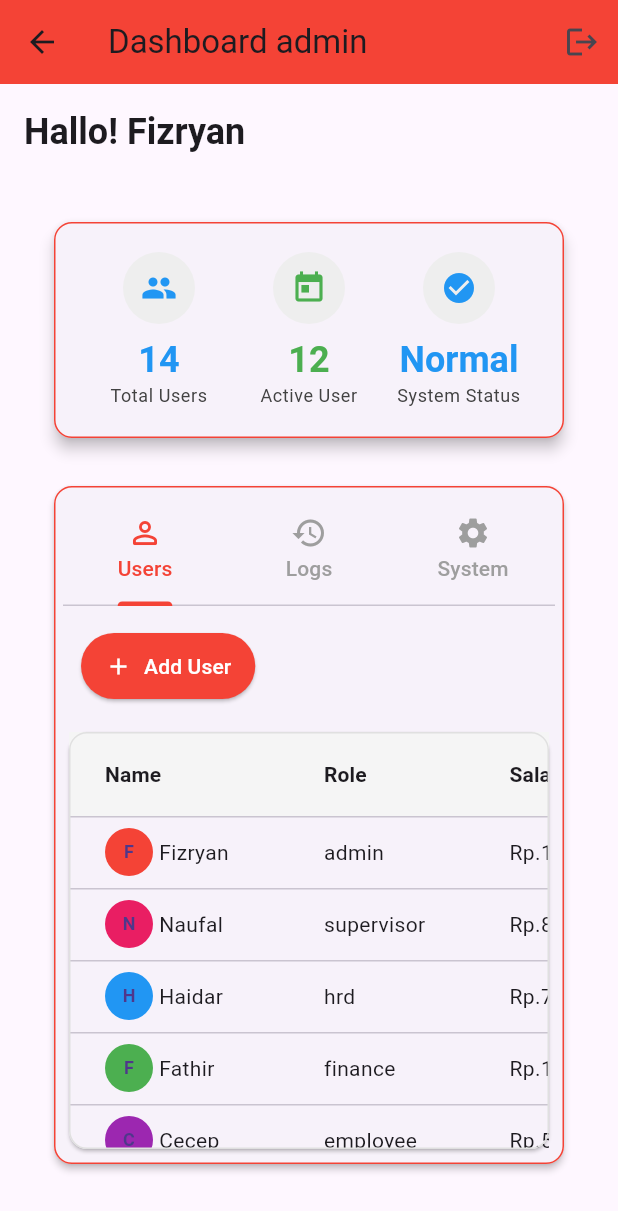
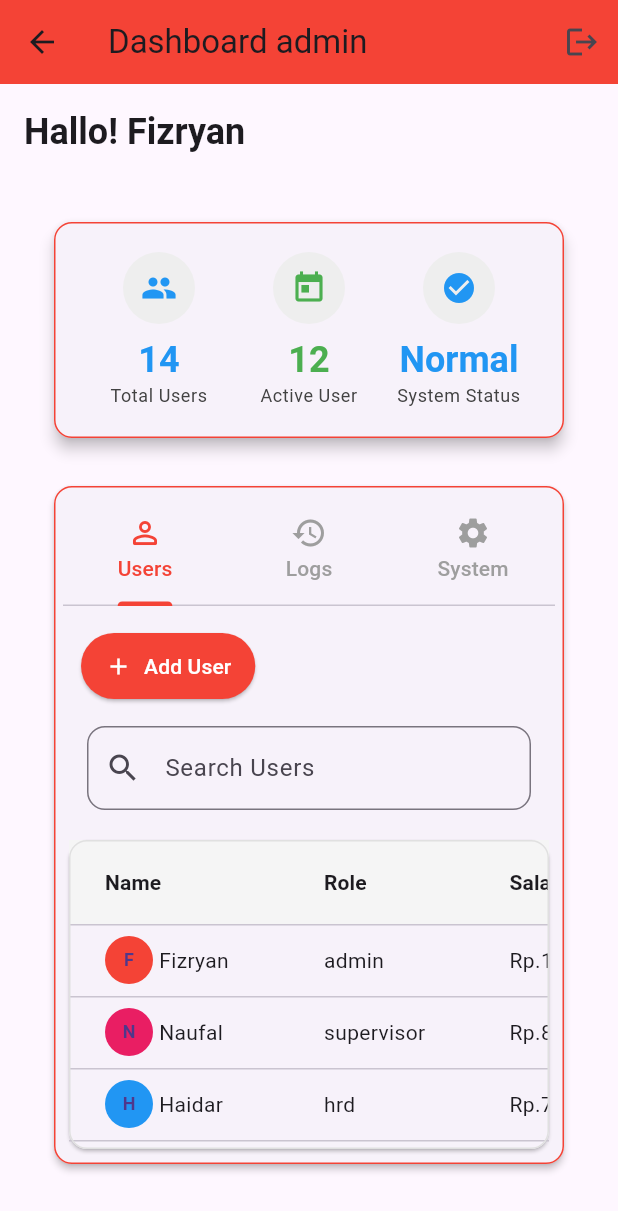
Before and after one commit to Fizryan/HRD_Mobile, a Flutter app: the HomeView screen opened directly with sample values from the repository, on a phone screen of 412 x 824 dp. Shown: the top 1211 px of the screen. Run offline on Flutter 3.47's test engine with Material 3 defaults, Android fonts, the phone set to English and light mode, and no system bars; our stand-ins replace fl_chart, shared_preferences; accounts and stored records are empty.

Commit message:
Update UI components for improved user experience; change login background color, enhance error message visibility, add user search functionality in admin panel, implement salary filter in finance panel, and adjust HRD panel for better role management.

```diff
--- a/lib/views/login_v.dart
+++ b/lib/views/login_v.dart
@@ -36,7 +36,7 @@ class _LoginViewState extends State<LoginView> {
   Widget build(BuildContext context) {
     final loginControl = context.watch<LoginControl>();
     return Scaffold(
-      backgroundColor: Colors.deepPurple.shade900,
+      backgroundColor: Colors.blue.shade900,
       appBar: AppBar(backgroundColor: Colors.transparent, elevation: 0),
       body: SafeArea(
         child: SingleChildScrollView(
@@ -117,6 +117,7 @@ class _LoginViewState extends State<LoginView> {
           borderRadius: BorderRadius.circular(16),
           borderSide: const BorderSide(color: Colors.red, width: 2),
         ),
+        errorStyle: const TextStyle(color: Colors.white),
       ),
       validator: (value) {
         if (value == null || value.isEmpty) {
@@ -152,6 +153,7 @@ class _LoginViewState extends State<LoginView> {
           borderRadius: BorderRadius.circular(16),
           borderSide: const BorderSide(color: Colors.red, width: 2),
         ),
+        errorStyle: const TextStyle(color: Colors.white),
       ),
       validator: (value) {
         if (value == null || value.isEmpty) {
@@ -169,7 +171,7 @@ class _LoginViewState extends State<LoginView> {
         child: Text(
           loginControl.errorMessage,
           textAlign: TextAlign.center,
-          style: const TextStyle(color: Colors.red, fontSize: 14),
+          style: const TextStyle(color: Colors.white, fontSize: 14),
         ),
       );
     }
--- a/lib/widgets/admin_w.dart
+++ b/lib/widgets/admin_w.dart
@@ -20,6 +20,7 @@ class _AdminPanelState extends State<AdminPanel>
     with SingleTickerProviderStateMixin {
   late TabController _tabController;
   final InfoStatusState _infoStatusHelper = InfoStatusState();
+  String _searchQuery = '';
 
   @override
   void initState() {
@@ -138,6 +139,11 @@ class _AdminPanelState extends State<AdminPanel>
 
   // #region user management
   Widget _buildUserManagement(UserController hrdController) {
+    final filteredUsers = hrdController.employeeList.where((user) {
+      final nameLower = user.name.toLowerCase();
+      final searchLower = _searchQuery.toLowerCase();
+      return nameLower.contains(searchLower);
+    }).toList();
     return Column(
       crossAxisAlignment: CrossAxisAlignment.stretch,
       children: [
@@ -161,6 +167,24 @@ class _AdminPanelState extends State<AdminPanel>
               ),
             ),
           ],
+        ),
+        const SizedBox(height: 16),
+        Padding(
+          padding: const EdgeInsets.symmetric(horizontal: 16.0),
+          child: TextField(
+            onChanged: (value) {
+              setState(() {
+                _searchQuery = value;
+              });
+            },
+            decoration: InputDecoration(
+              labelText: 'Search Users',
+              prefixIcon: const Icon(Icons.search),
+              border: OutlineInputBorder(
+                borderRadius: BorderRadius.circular(12),
+              ),
+            ),
+          ),
         ),
         const SizedBox(height: 16),
         Expanded(
@@ -204,7 +228,7 @@ class _AdminPanelState extends State<AdminPanel>
                       ),
                     ),
                   ],
-                  rows: hrdController.employeeList.map((user) {
+                  rows: filteredUsers.map((user) {
                     return DataRow(
                       cells: [
                         DataCell(
```
Also changed, not shown: lib/widgets/finance_w.dart (+36 -2 lines), lib/widgets/hrd_w.dart (+21 -5 lines).
